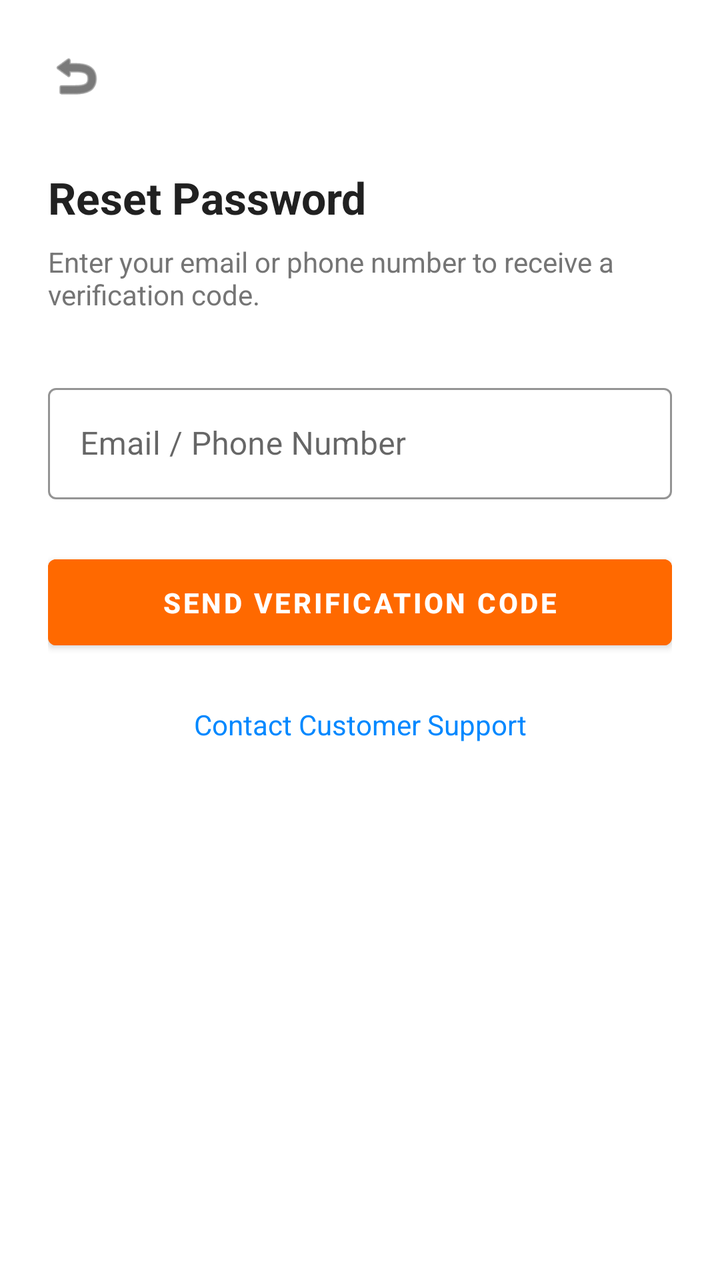
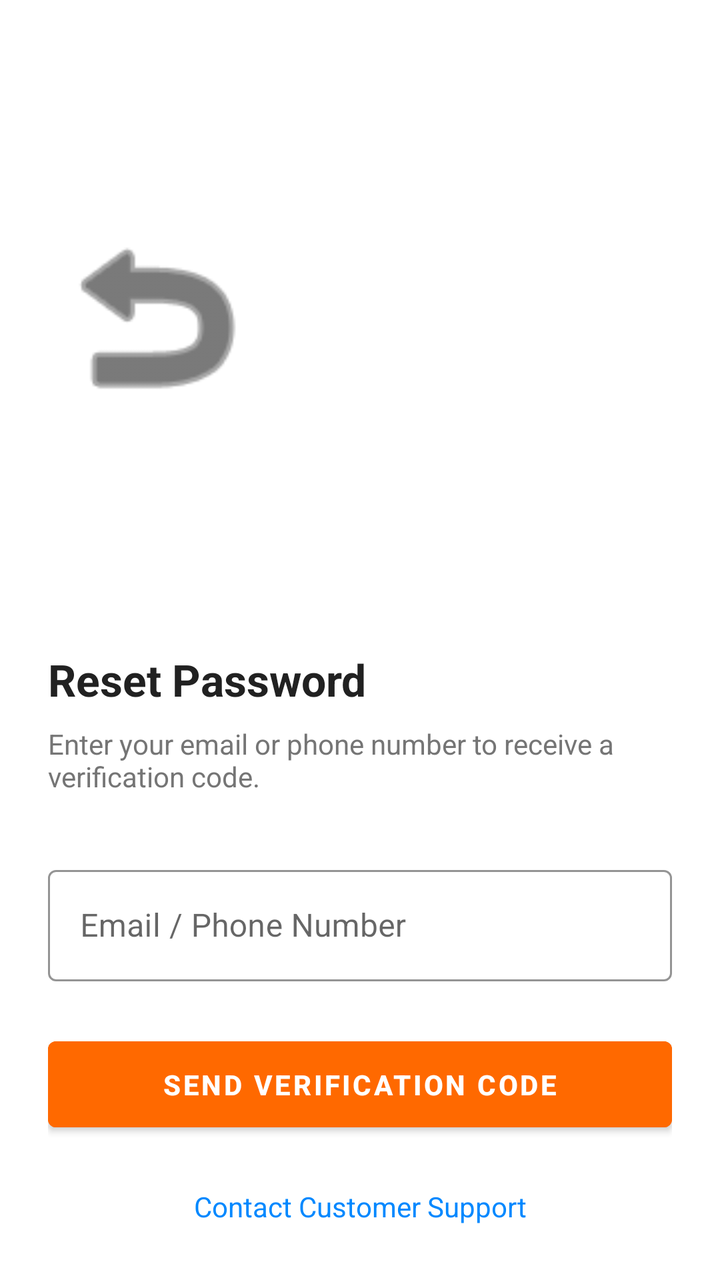

Two renders of the same Android screen: before a commit and after it. Below are the layout's source before the change and the commit's diff.
<!-- AndroidManifest.xml: application theme Theme.MaterialComponents.DayNight.NoActionBar -->
<!-- res/layout/forgotpassword.xml -->
<?xml version="1.0" encoding="utf-8"?>
<androidx.constraintlayout.widget.ConstraintLayout xmlns:android="http://schemas.android.com/apk/res/android"
    xmlns:app="http://schemas.android.com/apk/res-auto"
    android:layout_width="match_parent"
    android:layout_height="match_parent"
    android:background="#FFFFFF"
    android:padding="24dp">

    <ImageView
        android:id="@+id/btnBack"
        android:layout_width="28dp"
        android:layout_height="28dp"
        android:src="@android:drawable/ic_menu_revert"
        app:layout_constraintStart_toStartOf="parent"
        app:layout_constraintTop_toTopOf="parent"
        app:tint="#212121" />

    <TextView
        android:id="@+id/forgotTitle"
        android:layout_width="wrap_content"
        android:layout_height="wrap_content"
        android:layout_marginTop="32dp"
        android:text="Reset Password"
        android:textColor="#212121"
        android:textSize="22sp"
        android:textStyle="bold"
        app:layout_constraintStart_toStartOf="parent"
        app:layout_constraintTop_toBottomOf="@id/btnBack" />

    <TextView
        android:id="@+id/subTitle"
        android:layout_width="0dp"
        android:layout_height="wrap_content"
        android:layout_marginTop="8dp"
        android:text="Enter your email or phone number to receive a verification code."
        android:textColor="#757575"
        android:textSize="14sp"
        app:layout_constraintEnd_toEndOf="parent"
        app:layout_constraintStart_toStartOf="parent"
        app:layout_constraintTop_toBottomOf="@id/forgotTitle" />

    <com.google.android.material.textfield.TextInputLayout
        android:id="@+id/resetInputLayout"
        style="@style/Widget.MaterialComponents.TextInputLayout.OutlinedBox"
        android:layout_width="match_parent"
        android:layout_height="wrap_content"
        android:layout_marginTop="32dp"
        android:hint="Email / Phone Number"
        app:boxStrokeColor="#FF6900"
        app:hintTextColor="#FF6900"
        app:layout_constraintTop_toBottomOf="@id/subTitle">

        <com.google.android.material.textfield.TextInputEditText
            android:id="@+id/etResetEmail"
            android:layout_width="match_parent"
            android:layout_height="wrap_content"
            android:inputType="text" />
    </com.google.android.material.textfield.TextInputLayout>

    <Button
        android:id="@+id/btnSendCode"
        android:layout_width="match_parent"
        android:layout_height="55dp"
        android:layout_marginTop="24dp"
        android:backgroundTint="#FF6900"
        android:text="SEND VERIFICATION CODE"
        android:textColor="#FFFFFF"
        android:textStyle="bold"
        app:cornerRadius="4dp"
        app:layout_constraintTop_toBottomOf="@id/resetInputLayout" />

    <TextView
        android:id="@+id/tvSupport"
        android:layout_width="wrap_content"
        android:layout_height="wrap_content"
        android:layout_marginTop="24dp"
        android:text="Contact Customer Support"
        android:textColor="#0088FF"
        android:textSize="14sp"
        android:clickable="true"
        android:focusable="true"
        app:layout_constraintEnd_toEndOf="parent"
        app:layout_constraintStart_toStartOf="parent"
        app:layout_constraintTop_toBottomOf="@id/btnSendCode" />

</androidx.constraintlayout.widget.ConstraintLayout>
<!-- resources referenced by this layout -->
<resources>

</resources>

<!-- the commit's change to res/layout/forgotpassword.xml (unified diff, before → after) -->
@@ -8,8 +8,8 @@
 
     <ImageView
         android:id="@+id/btnBack"
-        android:layout_width="28dp"
-        android:layout_height="28dp"
+        android:layout_width="107dp"
+        android:layout_height="269dp"
         android:src="@android:drawable/ic_menu_revert"
         app:layout_constraintStart_toStartOf="parent"
         app:layout_constraintTop_toTopOf="parent"
